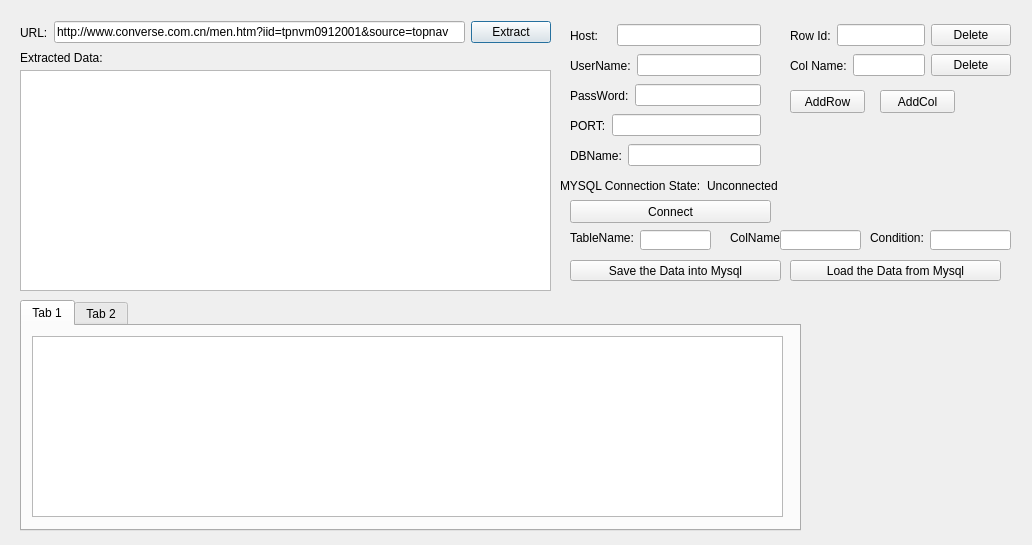
The window that MainWindow.ui (WebCatch/WebCatch-PythonVersion-) describes before a commit, drawn with Qt 5.
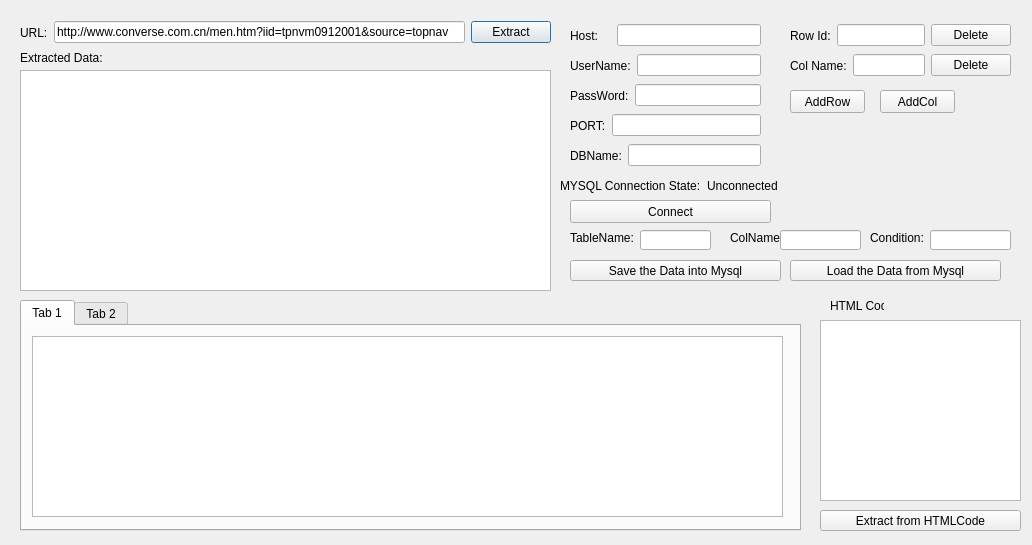
The same window after the commit. Icons and pictures are not drawn.

What changed in the file:
```diff
--- a/MainWindow.ui
+++ b/MainWindow.ui
@@ -461,6 +461,42 @@
     </rect>
    </property>
   </widget>
+  <widget class="QTextEdit" name="teHTMLCode">
+   <property name="geometry">
+    <rect>
+     <x>820</x>
+     <y>320</y>
+     <width>201</width>
+     <height>181</height>
+    </rect>
+   </property>
+  </widget>
+  <widget class="QLabel" name="label_15">
+   <property name="geometry">
+    <rect>
+     <x>830</x>
+     <y>300</y>
+     <width>54</width>
+     <height>12</height>
+    </rect>
+   </property>
+   <property name="text">
+    <string>HTML Code:</string>
+   </property>
+  </widget>
+  <widget class="QPushButton" name="btnExtfromCode">
+   <property name="geometry">
+    <rect>
+     <x>820</x>
+     <y>510</y>
+     <width>201</width>
+     <height>21</height>
+    </rect>
+   </property>
+   <property name="text">
+    <string>Extract from HTMLCode</string>
+   </property>
+  </widget>
  </widget>
  <resources/>
  <connections/>
```
